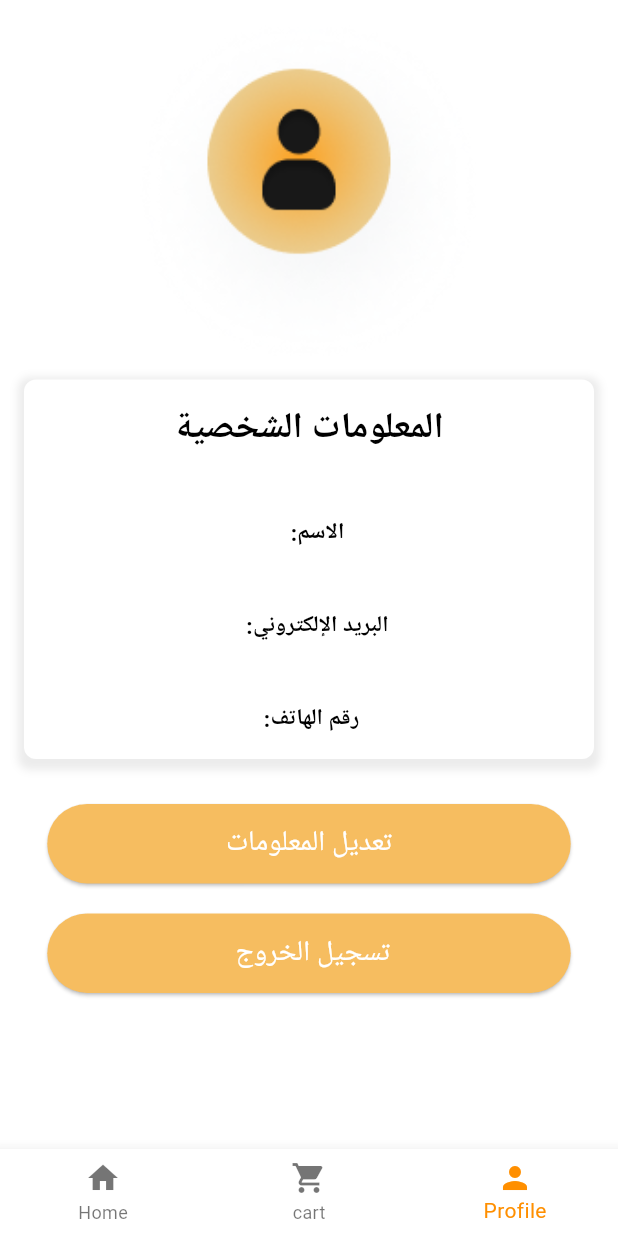
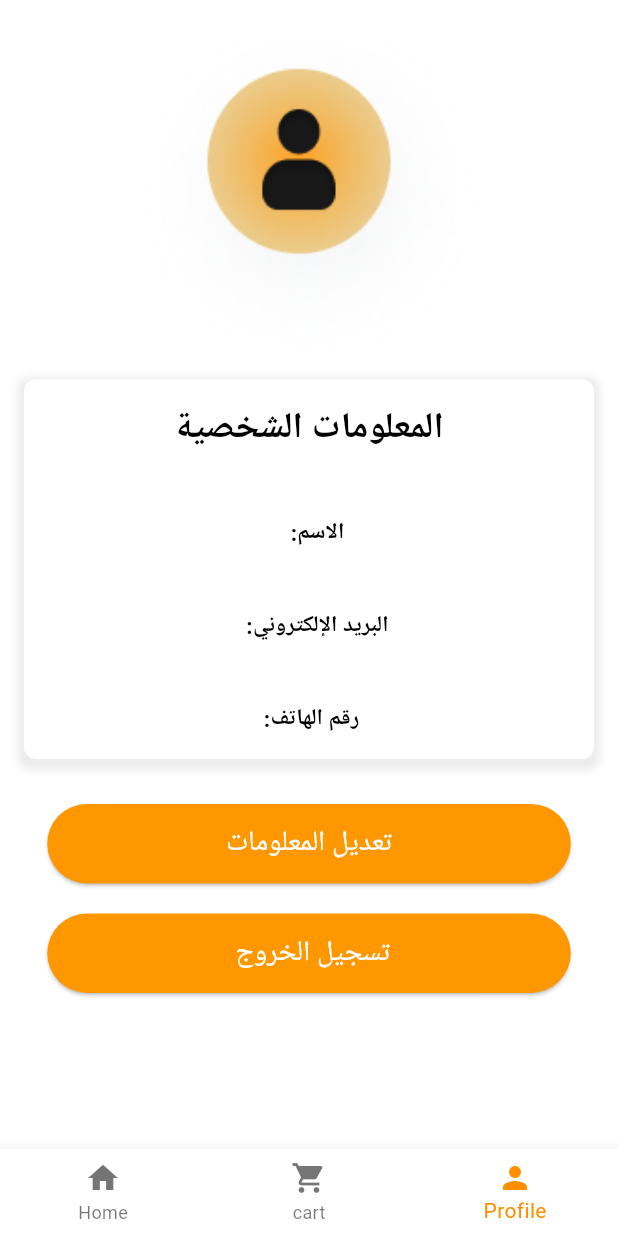
Before and after one commit to mom-food/momFood, a Flutter app: the ProfileScreen screen opened directly, on a phone screen of 412 x 824 dp. Run offline on Flutter 3.47's test engine with Material 3 defaults, Android fonts, the phone set to English and light mode, and no system bars; our stand-ins replace app_links, firebase_auth, firebase_core, flutter_bloc, go_router, google_fonts and 3 more; accounts and stored records are empty; network calls fail; Roboto replaces fonts that are missing (Manrope_Regular.ttf, Manrope_SemiBold.ttf); project files that could hold a hidden picture were left out.

```diff
--- a/app/lib/View/Screens/Authentication/profile.dart
+++ b/app/lib/View/Screens/Authentication/profile.dart
@@ -6,6 +6,7 @@ import 'package:flutter/material.dart';
 
 import 'package:provider/provider.dart';
 
+import '../../../colors.dart';
 import '../../Widgets/nav_bar.dart';
 import '../home_page.dart';
 import '../shopping_cart_screen.dart';
@@ -67,7 +68,7 @@ class _ProfileScreenState extends State<ProfileScreen> {
                 padding: const EdgeInsets.all(16),
                 margin: const EdgeInsets.symmetric(horizontal: 16),
                 decoration: BoxDecoration(
-                  color: const Color(0xFFFFFFFF),
+                  color: AppColors.textColor2,
                   borderRadius: BorderRadius.circular(8),
                   boxShadow: [
                     BoxShadow(
@@ -146,7 +147,7 @@ class _ProfileScreenState extends State<ProfileScreen> {
                       ));
                 },
                 style: ElevatedButton.styleFrom(
-                  backgroundColor: const Color(0xFFF6BD60),
+                  backgroundColor: AppColors.primary1,
                   shape: RoundedRectangleBorder(
                     borderRadius: BorderRadius.circular(30),
                   ),
@@ -160,7 +161,7 @@ class _ProfileScreenState extends State<ProfileScreen> {
                     style: TextStyle(
                         fontFamily: 'Manrope_SemiBold.ttf',
                         fontSize: 19,
-                        color: Color(0xFFFFFFFF)),
+                        color: AppColors.textColor2),
                   ),
                 ),
               ),
@@ -177,7 +178,7 @@ class _ProfileScreenState extends State<ProfileScreen> {
                   ));
                 },
                 style: ElevatedButton.styleFrom(
-                  backgroundColor: const Color(0xFFF6BD60),
+                  backgroundColor: AppColors.primary1,
                   shape: RoundedRectangleBorder(
                     borderRadius: BorderRadius.circular(30),
                   ),
@@ -191,7 +192,7 @@ class _ProfileScreenState extends State<ProfileScreen> {
                     style: TextStyle(
                         fontFamily: 'Manrope_SemiBold.ttf',
                         fontSize: 19,
-                        color: Color(0xFFFFFFFF)),
+                        color: AppColors.textColor2),
                   ),
                 ),
               ),
```
Also changed, not shown: app/lib/View/Screens/Authentication/sign_up.dart (+5 -4 lines), app/lib/View/Screens/success_checkout_screen.dart (+6 -4 lines).
